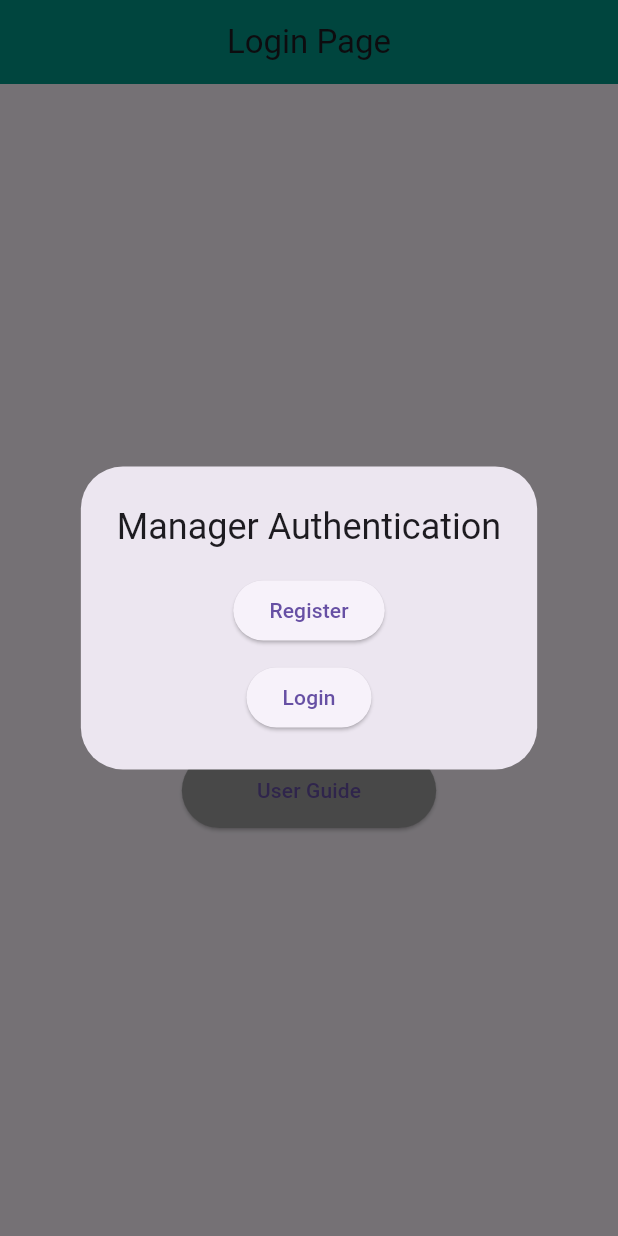
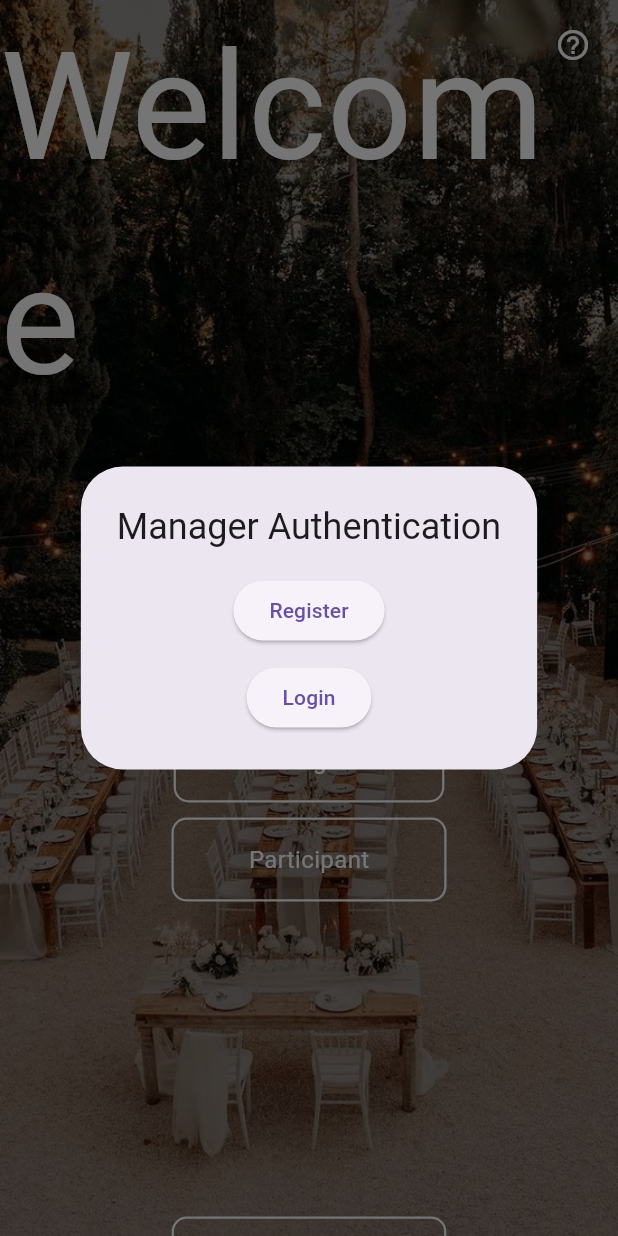
Before and after one commit to nativlevi/place_me, a Flutter app: the screen it shows after launch, after a tap on "Manager", on a phone screen of 412 x 824 dp. Run offline on Flutter 3.47's test engine with Material 3 defaults, Android fonts, the phone set to English and light mode, and no system bars; Roboto replaces fonts that are missing (Satreva.ttf).

Commit message:
changing style

```diff
--- a/lib/main.dart
+++ b/lib/main.dart
@@ -36,24 +36,15 @@ class _SplashScreenState extends State<SplashScreen> {
   @override
   Widget build(BuildContext context) {
     return Scaffold(
-      backgroundColor: Colors.white,
+      backgroundColor: Color(0xFFb2c9ad),
       body: Center(
         child: Column(
           mainAxisAlignment: MainAxisAlignment.center,
           children: [
-          Text(
-          'PlaceMe',
-          style: TextStyle(
-            fontFamily: 'DanhDa',
-            fontSize: 100,
-            fontWeight: FontWeight.bold,
-          ),
-        ),
-            SizedBox(height: 20),
             Image.asset(
-              'images/candidates.png',
-              width: 150,
-              height: 150,
+              'images/PlaceMe.png',
+              width: 400,
+              height: 400,
             ),
           ],
         ),
@@ -118,50 +109,86 @@ class _LoginScreenState extends State<LoginScreen> {
   @override
   Widget build(BuildContext context) {
     return Scaffold(
-      appBar: AppBar(
-        title: Text('Login Page'),
-        centerTitle: true,
-        backgroundColor: Colors.teal,
-      ),
-      body: Center(
-        child: Column(
-          mainAxisAlignment: MainAxisAlignment.center,
+      body: SafeArea(
+        child: Stack(
           children: [
-            Text(
-              'Welcome to PlaceMe',
-              style: TextStyle(
-                fontSize: 24.0,
-                fontWeight: FontWeight.bold,
+            Container(
+              decoration: BoxDecoration(
+                image: DecorationImage(
+                  image: AssetImage("images/first_screen.jpg"), // Path to your image
+                  fit: BoxFit.cover, // Adjusts the image to cover the screen
+                ),
+              ),
+              child: Container(
+                color: Colors.black.withAlpha(75),
               ),
             ),
-            SizedBox(height: 20.0),
-            ElevatedButton(
-              onPressed: () => navigateToManager(context),
-              style: ElevatedButton.styleFrom(
-                backgroundColor: Colors.teal,
-                padding: EdgeInsets.symmetric(horizontal: 50, vertical: 15),
+            Positioned(
+              top: 10,
+              right: 10,
+              child: GestureDetector(
+                onTap: () => navigateToUserGuide(context),
+                child: Container(
+                  padding: EdgeInsets.all(8),
+                  decoration: BoxDecoration(
+                    color: Colors.transparent, // Transparent background
+                  ),
+                  child: Icon(
+                    Icons.help_outline,
+                    color: Colors.white, // White icon color
+                    size: 24.0,
+                  ),
+                ),
               ),
-              child: Text('Manager'),
             ),
-            SizedBox(height: 10.0),
-            ElevatedButton(
-              onPressed: () => navigateToParticipant(context),
-              style: ElevatedButton.styleFrom(
-                backgroundColor: Colors.blue,
-                padding: EdgeInsets.symmetric(horizontal: 50, vertical: 15),
+            Center(
+              child: Column(
+                mainAxisAlignment: MainAxisAlignment.center,
+                children: [
+                  Text('Welcome',style: TextStyle(color: Colors.white,fontSize: 100.0)),
+                  Text('To',style: TextStyle(color: Colors.white,fontSize: 75.0)),
+                  Text('PlaceMe',style: TextStyle(color: Colors.white,fontSize: 25.0,fontFamily:'Satreva.ttf')),
+                  SizedBox(height: 50.0),
+                  GestureDetector(
+                    onTap: () => navigateToManager(context),
+                    child: buildCustomButton('Manager   '),
+                  ),
+                  SizedBox(height: 10.0),
+                  GestureDetector(
+                    onTap: () => navigateToParticipant(context),
+                    child: buildCustomButton('Participant'),
+                  ),
+                  SizedBox(height: 10.0),
+                  SizedBox(height: 200.0),
+                  GestureDetector(
+                    onTap: () => navigateToUserGuide(context),
+                    child: buildCustomButton('User Guide'),
+                  ),
+                ],
               ),
-              child: Text('Participant'),
-            ),
-            SizedBox(height: 10.0),
-            ElevatedButton(
-              onPressed: () => navigateToUserGuide(context),
-              style: ElevatedButton.styleFrom(
-                backgroundColor: Colors.grey,
-                padding: EdgeInsets.symmetric(horizontal: 50, vertical: 15),
-              ),
-              child: Text('User Guide'),
             ),
           ],
+        ),
+      ),
+    );
+  }
+
+  Widget buildCustomButton(String title) {
+    return Container(
+      padding: EdgeInsets.symmetric(horizontal: 50, vertical: 15),
+      decoration: BoxDecoration(
+        color: Colors.transparent, // Transparent background
+        border: Border.all(
+          color: Colors.white, // White border color
+          width: 1.5, // Border width
+        ),
+        borderRadius: BorderRadius.circular(10.0), // Rounded corners
+      ),
+      child: Text(
+        title,
+        style: TextStyle(
+          color: Colors.white, // White text color
+          fontSize: 16,
         ),
       ),
     );
--- a/pubspec.yaml
+++ b/pubspec.yaml
@@ -11,6 +11,7 @@ environment:
 dependencies:
   flutter:
     sdk: flutter
+  video_player: ^2.5.0
 
 
   cupertino_icons: ^1.0.8
@@ -36,3 +37,6 @@ flutter:
     - family: DanhDa
       fonts:
         - asset: fonts/DanhDa-Bold.otf
+    - family: Satreva
+      fonts:
+        - asset: fonts/Satreva.ttf
```
Also changed, not shown: fonts/Satreva.ttf (added), images/PlaceMe.png (added), images/first_screen.jpg (added), images/wooden-chair.png (deleted), pubspec.lock, 1 other file.
